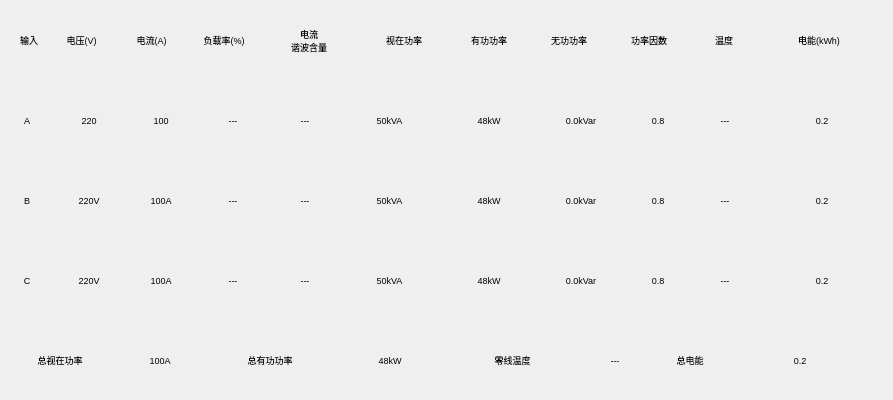
The window that branch/box/boxtotalwid.ui (ChinaClever/BusBar-Qt) describes before a commit, drawn with Qt 5.
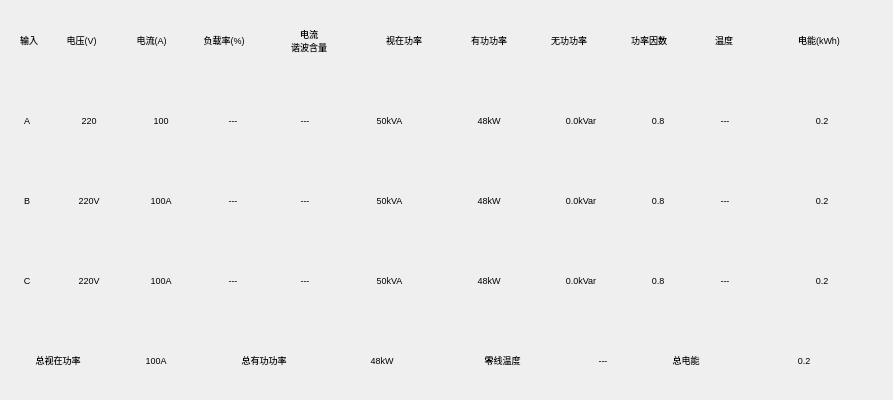
The same window after the commit.

```diff
--- a/branch/box/boxtotalwid.ui
+++ b/branch/box/boxtotalwid.ui
@@ -727,13 +727,13 @@
        <widget class="QLabel" name="label_6">
         <property name="minimumSize">
          <size>
-          <width>50</width>
+          <width>70</width>
           <height>25</height>
          </size>
         </property>
         <property name="maximumSize">
          <size>
-          <width>50</width>
+          <width>70</width>
           <height>16777215</height>
          </size>
         </property>
```
